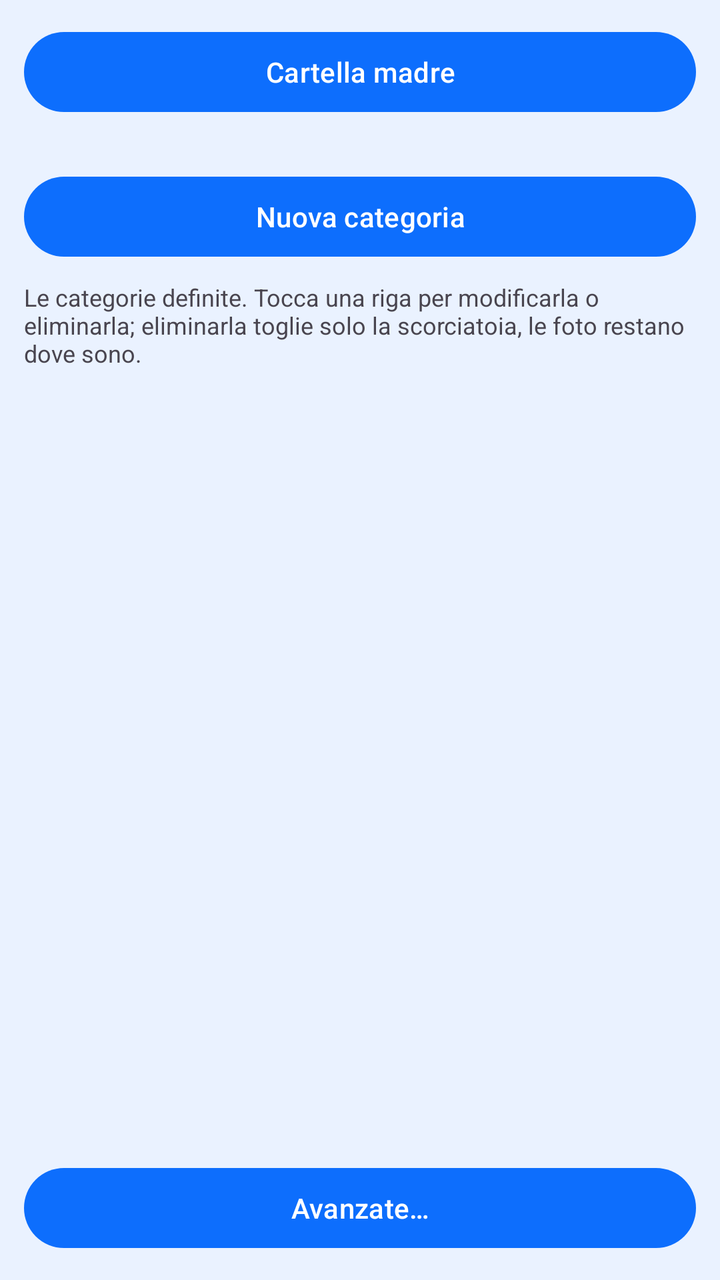
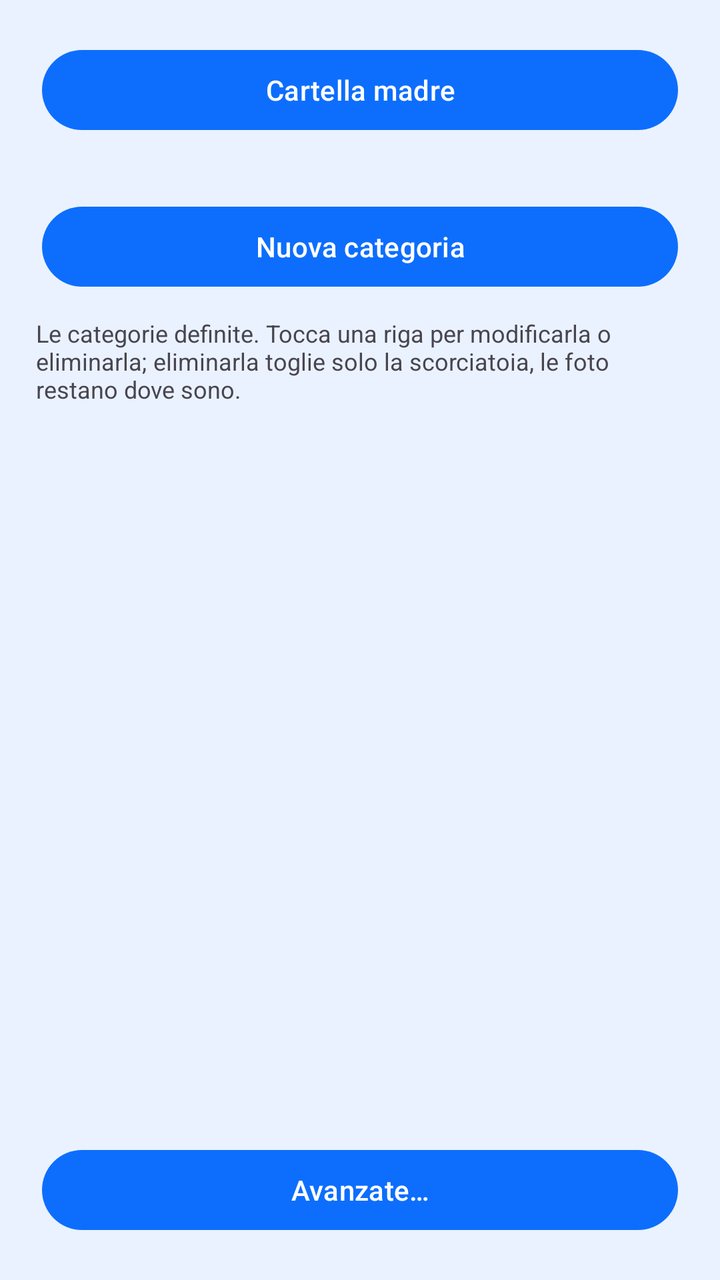

Screens rendered from an Android XML layout before and after an edit, with the pre-edit source and the edit as a unified diff.
<!-- AndroidManifest.xml: application theme Theme.Fotosistemis -->
<!-- res/layout/activity_destinations.xml -->
<?xml version="1.0" encoding="utf-8"?>
<LinearLayout xmlns:android="http://schemas.android.com/apk/res/android"
    android:id="@+id/destinationsRoot"
    android:layout_width="match_parent"
    android:layout_height="match_parent"
    android:orientation="vertical"
    android:padding="12dp">

    
    <Button
        android:id="@+id/destinationRootButton"
        android:layout_width="match_parent"
        android:layout_height="wrap_content"
        android:text="@string/action_destination_root" />

    <TextView
        android:id="@+id/destinationRootLine"
        android:layout_width="match_parent"
        android:layout_height="wrap_content"
        android:layout_marginBottom="8dp"
        android:textSize="12sp" />

    <Button
        android:id="@+id/addDestinationButton"
        android:layout_width="match_parent"
        android:layout_height="wrap_content"
        android:text="@string/destination_new" />

    <TextView
        android:layout_width="match_parent"
        android:layout_height="wrap_content"
        android:layout_marginTop="8dp"
        android:text="@string/destinations_hint"
        android:textSize="12sp" />

    <ListView
        android:id="@+id/destinationList"
        android:layout_width="match_parent"
        android:layout_height="0dp"
        android:layout_weight="1" />

    <Button
        android:id="@+id/advancedButton"
        android:layout_width="match_parent"
        android:layout_height="wrap_content"
        android:text="@string/action_advanced" />
</LinearLayout>
<!-- resources referenced by this layout -->
<resources>
  <string name="action_advanced">Avanzate…</string>
  <string name="action_destination_root">Cartella madre</string>
  <string name="destination_new">Nuova categoria</string>
  <string name="destinations_hint">Le categorie definite. Tocca una riga per modificarla o eliminarla; eliminarla toglie solo la scorciatoia, le foto restano dove sono.</string>
  <style name="Theme.Fotosistemis" parent="Base.Theme.Fotosistemis" />
  <style name="Base.Theme.Fotosistemis" parent="Theme.Material3.DayNight.NoActionBar">
          <item name="colorPrimary">@color/brand_blue</item>
          <item name="colorOnPrimary">@color/white</item>
          <item name="colorPrimaryContainer">@color/brand_blue_light</item>
          <item name="colorOnPrimaryContainer">@color/ink</item>
          <item name="colorSecondary">@color/brand_blue_dark</item>
          <item name="colorOnSecondary">@color/white</item>
  
          <item name="android:colorBackground">@color/surface_tint</item>
          <item name="colorSurface">@color/white</item>
          <item name="colorOnBackground">@color/ink</item>
          <item name="colorOnSurface">@color/ink</item>
          <item name="colorOnSurfaceVariant">@color/ink_muted</item>
          <item name="android:textColorPrimary">@color/ink</item>
          <item name="android:textColorSecondary">@color/ink_muted</item>
      </style>
  <color name="brand_blue">#0D6EFD</color>
  <color name="white">#FFFFFFFF</color>
  <color name="brand_blue_light">#CFE2FF</color>
  <color name="ink">#12233B</color>
  <color name="brand_blue_dark">#0A58CA</color>
  <color name="surface_tint">#EAF2FF</color>
  <color name="ink_muted">#41556F</color>
</resources>

<!-- the commit's change to res/layout/activity_destinations.xml (unified diff, before → after) -->
@@ -4,13 +4,14 @@
     android:layout_width="match_parent"
     android:layout_height="match_parent"
     android:orientation="vertical"
-    android:padding="12dp">
+    android:padding="18dp">
 
     
     <Button
         android:id="@+id/destinationRootButton"
         android:layout_width="match_parent"
         android:layout_height="wrap_content"
+        android:layout_margin="3dp"
         android:text="@string/action_destination_root" />
 
     <TextView
@@ -24,6 +25,7 @@
         android:id="@+id/addDestinationButton"
         android:layout_width="match_parent"
         android:layout_height="wrap_content"
+        android:layout_margin="3dp"
         android:text="@string/destination_new" />
 
     <TextView
@@ -43,5 +45,6 @@
         android:id="@+id/advancedButton"
         android:layout_width="match_parent"
         android:layout_height="wrap_content"
+        android:layout_margin="3dp"
         android:text="@string/action_advanced" />
 </LinearLayout>
